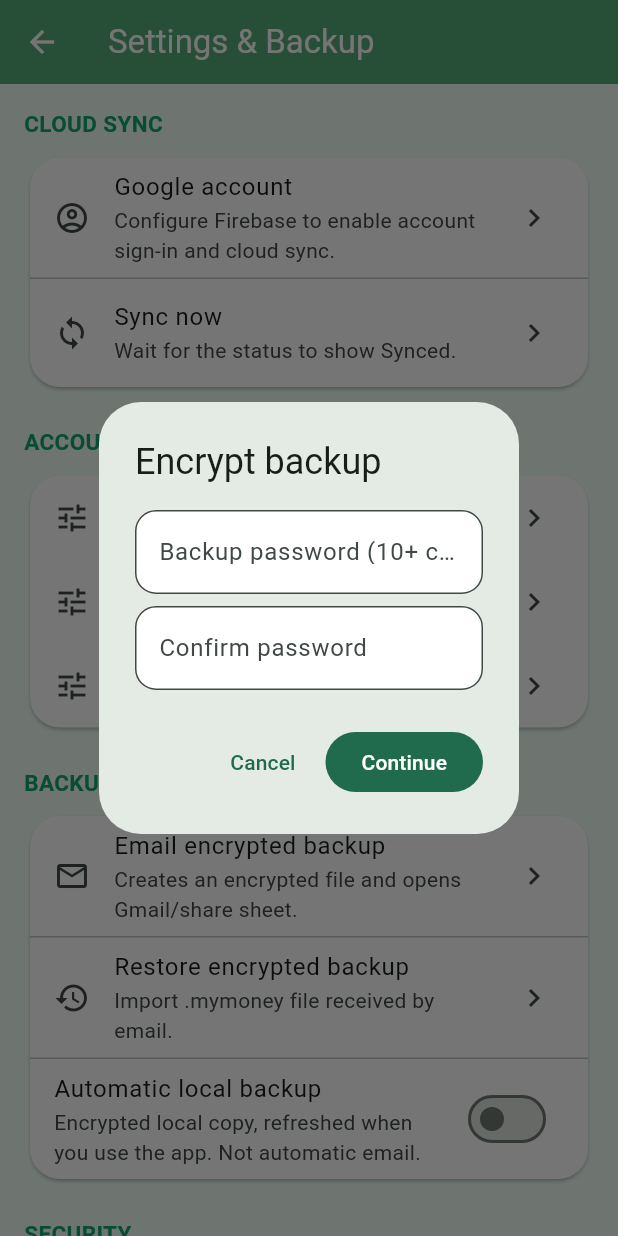
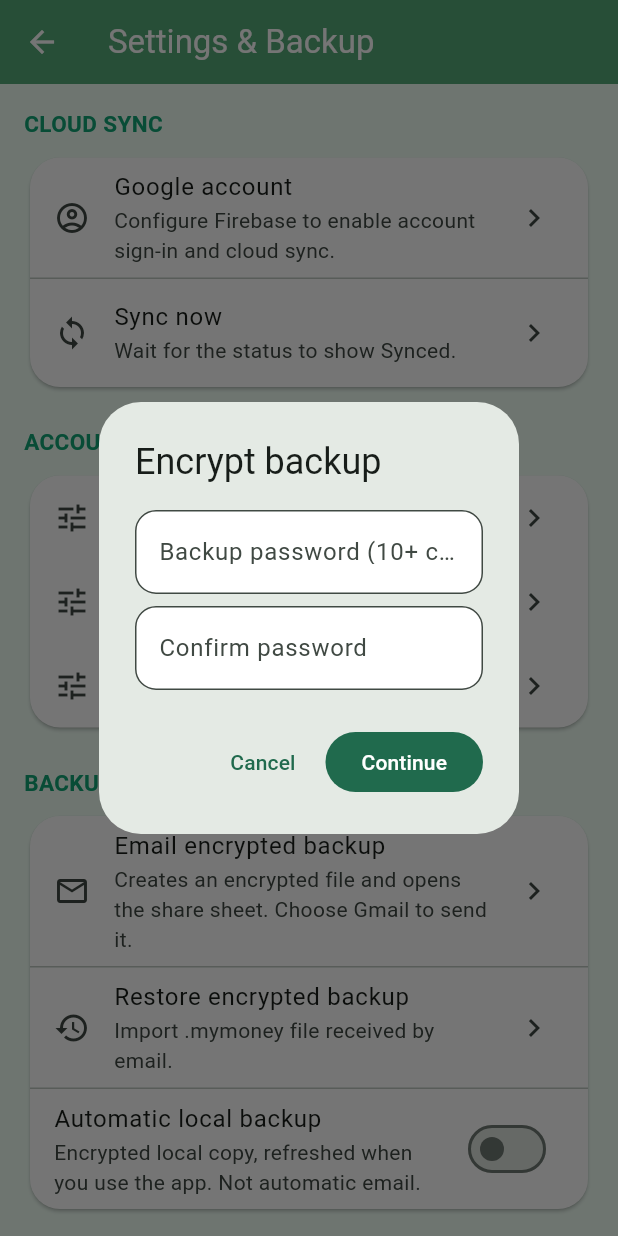
Before and after one commit to tharuind/monefy-pro-mobile-app, a Flutter app: the SettingsPage screen opened directly with empty values, after a tap on "Email encrypted backup", on a phone screen of 412 x 824 dp. Run offline on Flutter 3.47's test engine with Material 3 defaults, Android fonts, the phone set to English and light mode, and no system bars; our stand-ins replace cloud_firestore, connectivity_plus, file_picker, firebase_auth, firebase_core, flutter_secure_storage and 5 more; missing offline and left inert: aes256, dart:html; accounts and stored records are empty.

Commit message:
Add browser encrypted email backup flow
Co-authored-by: Copilot <223556219+Copilot@users.noreply.github.com>

```diff
--- /dev/null
+++ b/lib/backup_delivery.dart
@@ -0,0 +1,2 @@
+export 'backup_delivery_native.dart'
+  if (dart.library.html) 'backup_delivery_web.dart';
--- a/lib/main.dart
+++ b/lib/main.dart
@@ -1,14 +1,13 @@
 import 'dart:math' as math;
 import 'dart:convert';
-import 'dart:typed_data';
 
 import 'package:file_picker/file_picker.dart';
 import 'package:flutter/material.dart';
 import 'package:flutter/services.dart';
 import 'package:flutter_secure_storage/flutter_secure_storage.dart';
 import 'package:local_auth/local_auth.dart';
-import 'package:share_plus/share_plus.dart';
 
+import 'backup_delivery.dart';
 import 'cloud_sync.dart';
 import 'data.dart';
 
@@ -728,12 +727,37 @@ class _SettingsPageState extends State<SettingsPage> {
       final json = await MoneyDatabase.instance.backupJson();
       final encrypted = await BackupTools.encryptedText(json, password);
       final filename = 'My-Money-${DateTime.now().toUtc().toIso8601String().replaceAll(':', '-')}.mymoney';
-      await SharePlus.instance.share(ShareParams(
-        files: [XFile.fromData(Uint8List.fromList(utf8.encode(encrypted)),
-          name: filename, mimeType: 'application/octet-stream')],
-        subject: 'My Money encrypted backup',
-        text: 'Encrypted My Money backup. Keep the backup password separate and private.'));
-      msg('Choose Gmail and send the attached backup to your own address.');
+      if (kIsWeb) {
+        await downloadEncryptedBackup(filename: filename, contents: encrypted);
+        if (!mounted) return;
+        final openEmail = await showDialog<bool>(context: context,
+          builder: (ctx) => AlertDialog(
+            title: const Text('Encrypted backup downloaded'),
+            content: const Text(
+              'Your .mymoney file is saved in Downloads. Attach it to the email '
+              'draft; the browser cannot attach files automatically. Keep the '
+              'backup password separate and private.'),
+            actions: [
+              TextButton(onPressed: () => Navigator.pop(ctx, false),
+                child: const Text('Close')),
+              FilledButton.icon(
+                onPressed: () {
+                  openBackupEmailDraft();
+                  Navigator.pop(ctx, true);
+                },
+                icon: const Icon(Icons.email_outlined),
+                label: const Text('Open email'),
+              ),
+            ],
+          ));
+        if (openEmail == true) {
+          openBackupEmailDraft();
+          msg('Attach the downloaded .mymoney file before sending.');
+        }
+      } else {
+        await shareEncryptedBackup(filename: filename, contents: encrypted);
+        msg('Choose Gmail and send the attached backup to your own address.');
+      }
     } catch (e) {
       msg('Backup failed: $e');
     } finally {
@@ -979,7 +1003,9 @@ class _SettingsPageState extends State<SettingsPage> {
       Card(child: Column(children: [
         ListTile(enabled: !busy, leading: const Icon(Icons.mail_outline),
           title: const Text('Email encrypted backup'),
-          subtitle: const Text('Creates an encrypted file and opens Gmail/share sheet.'),
+          subtitle: Text(kIsWeb
+            ? 'Downloads an encrypted file and opens an email draft. Attach the file before sending.'
+            : 'Creates an encrypted file and opens the share sheet. Choose Gmail to send it.'),
           trailing: const Icon(Icons.chevron_right), onTap: emailBackup),
         const Divider(height: 1),
         ListTile(enabled: !busy, leading: const Icon(Icons.restore),
```
Also changed, not shown: lib/backup_delivery_native.dart (added, +30 -0 lines), lib/backup_delivery_web.dart (added, +37 -0 lines), 1 other file.
